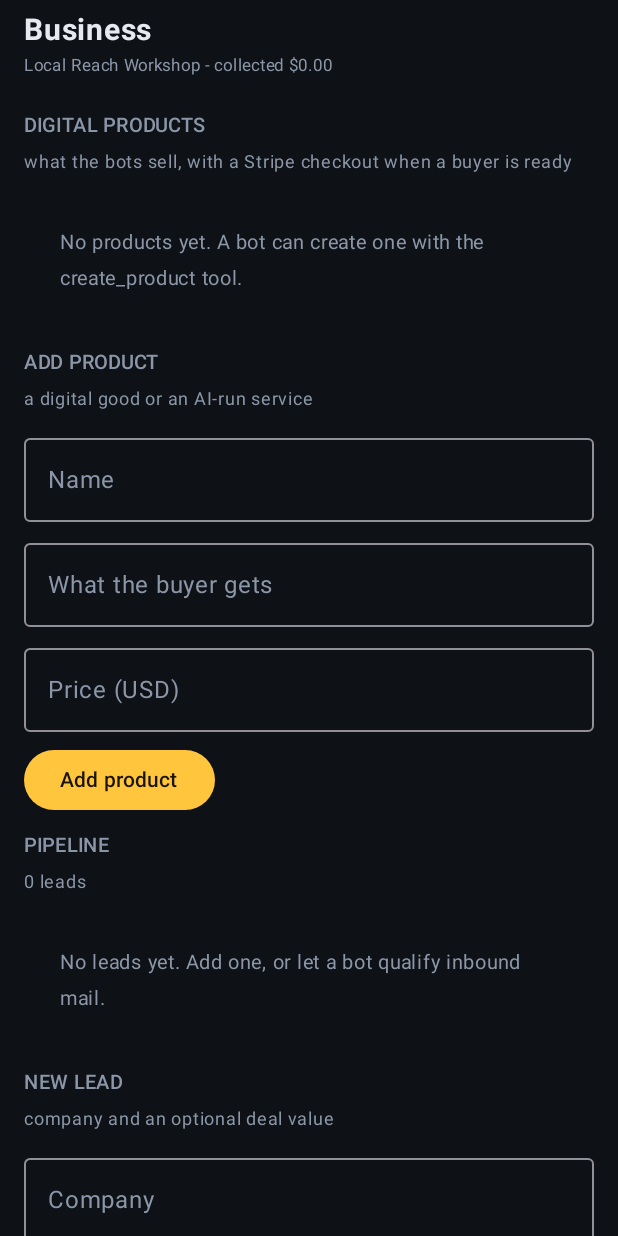
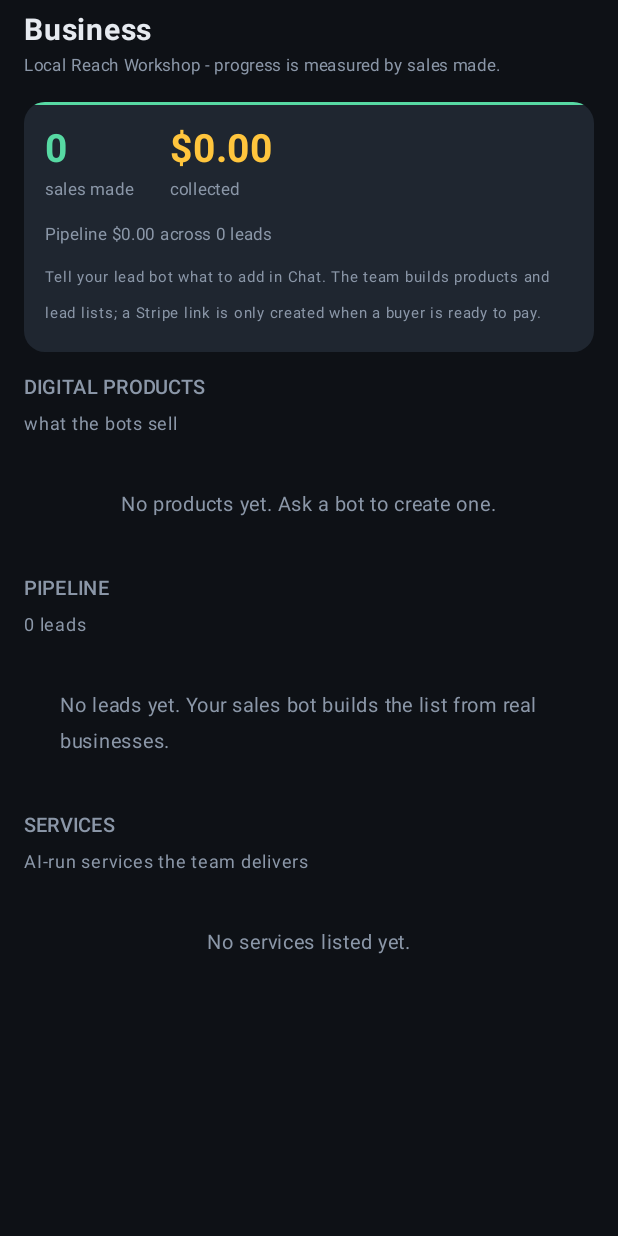
Before and after one commit to thatscorb98-create/hive-ai, an Android app built with Jetpack Compose: the composable SalesScreen shown on its own in the app's theme, on a phone screen of 412 x 824 dp. Run offline under Robolectric (Android 15) with nearby library versions, the phone set to English and light mode, and no system bars.

Commit message:
feat(business): read-only business view and a browsers tab
Remove the manual add forms so the bots own products and leads, show sales made, and list every bot's browser with a live indicator.

Generated with Codebuff
Co-Authored-By: Codebuff <noreply@codebuff.com>

```diff
--- a/app/src/main/java/com/hive/agents/ui/screens/SalesScreen.kt
+++ b/app/src/main/java/com/hive/agents/ui/screens/SalesScreen.kt
@@ -10,14 +10,9 @@ import androidx.compose.foundation.layout.height
 import androidx.compose.foundation.layout.padding
 import androidx.compose.foundation.lazy.LazyColumn
 import androidx.compose.foundation.lazy.items
-import androidx.compose.material3.Button
 import androidx.compose.material3.Text
 import androidx.compose.material3.TextButton
 import androidx.compose.runtime.Composable
-import androidx.compose.runtime.getValue
-import androidx.compose.runtime.mutableStateOf
-import androidx.compose.runtime.remember
-import androidx.compose.runtime.setValue
 import androidx.compose.ui.Modifier
 import androidx.compose.ui.text.font.FontWeight
 import androidx.compose.ui.unit.dp
@@ -27,50 +22,78 @@ import com.hive.agents.data.Prospect
 import com.hive.agents.data.ProspectStage
 import com.hive.agents.ui.EmptyState
 import com.hive.agents.ui.HiveCard
-import com.hive.agents.ui.LabeledField
 import com.hive.agents.ui.Pill
 import com.hive.agents.ui.SectionHeader
 import com.hive.agents.ui.theme.Amber
 import com.hive.agents.ui.theme.Good
 import com.hive.agents.ui.theme.TextDim
 
+/**
+ * What the company is selling and who is buying. Deliberately read-only: the bots add products
+ * and leads, and the human only nudges a lead forward or creates a payment link at the moment a
+ * buyer is ready.
+ */
 @Composable
 fun SalesScreen(
     state: HiveState,
-    onAddProspect: (String, String, String) -> Unit,
     onMove: (String, ProspectStage) -> Unit,
-    onPay: (String) -> Unit,
-    onAddService: (String, String) -> Unit,
-    onAddProduct: (String, String, String) -> Unit,
-    onCheckout: (String) -> Unit
+    onPay: (String) -> Unit
 ) {
-    var company by remember { mutableStateOf("") }
-    var email by remember { mutableStateOf("") }
-    var value by remember { mutableStateOf("") }
-    var serviceName by remember { mutableStateOf("") }
-    var servicePrice by remember { mutableStateOf("") }
-    var productName by remember { mutableStateOf("") }
-    var productPrice by remember { mutableStateOf("") }
-    var productPitch by remember { mutableStateOf("") }
-
-    val wonCents = state.prospects.filter { it.stage == ProspectStage.WON }.sumOf { it.valueCents }
+    val sales = state.salesMade
+    val collected = state.revenueCents
+    val pipelineCents = state.prospects
+        .filter { it.stage != ProspectStage.WON && it.stage != ProspectStage.LOST }
+        .sumOf { it.valueCents }
 
     LazyColumn(Modifier.fillMaxSize().padding(horizontal = 16.dp)) {
         item {
             Column(Modifier.padding(vertical = 8.dp)) {
                 Text("Business", fontSize = 20.sp, fontWeight = FontWeight.Bold)
                 Text(
-                    "${state.settings.businessName} - collected $${"%.2f".format(wonCents / 100.0)}",
+                    "${state.settings.businessName} - progress is measured by sales made.",
                     fontSize = 11.sp,
                     color = TextDim
                 )
             }
         }
 
-        item { SectionHeader("DIGITAL PRODUCTS", "what the bots sell, with a Stripe checkout when a buyer is ready") }
+        item {
+            HiveCard(accent = Good) {
+                Row(Modifier.fillMaxWidth(), horizontalArrangement = Arrangement.spacedBy(24.dp)) {
+                    Column {
+                        Text("$sales", fontSize = 26.sp, fontWeight = FontWeight.Bold, color = Good)
+                        Text("sales made", fontSize = 11.sp, color = TextDim)
+                    }
+                    Column {
+                        Text(
+                            "$${"%.2f".format(collected / 100.0)}",
+                            fontSize = 26.sp,
+                            fontWeight = FontWeight.Bold,
+                            color = Amber
+                        )
+                        Text("collected", fontSize = 11.sp, color = TextDim)
+                    }
+                }
+                Spacer(Modifier.height(6.dp))
+                Text(
+                    "Pipeline $${"%.2f".format(pipelineCents / 100.0)} across ${state.prospects.size} leads",
+                    fontSize = 11.sp,
+                    color = TextDim
+                )
+                Spacer(Modifier.height(4.dp))
+                Text(
+                    "Tell your lead bot what to add in Chat. The team builds products and lead lists; " +
+                        "a Stripe link is only created when a buyer is ready to pay.",
+                    fontSize = 10.sp,
+                    color = TextDim
+                )
+            }
+        }
+
+        item { SectionHeader("DIGITAL PRODUCTS", "what the bots sell") }
 
         if (state.products.isEmpty()) {
-            item { EmptyState("No products yet. A bot can create one with the create_product tool.") }
+            item { EmptyState("No products yet. Ask a bot to create one.") }
         }
 
         items(state.products) { product ->
@@ -86,31 +109,13 @@ fun SalesScreen(
                 if (product.checkoutUrl.isNotBlank()) {
                     Text(product.checkoutUrl, fontSize = 10.sp, color = TextDim)
                 }
-                Spacer(Modifier.height(6.dp))
-                TextButton(onClick = { onCheckout(product.id) }) {
-                    Text("Create checkout link", fontSize = 11.sp, color = Amber)
-                }
             }
-        }
-
-        item {
-            SectionHeader("ADD PRODUCT", "a digital good or an AI-run service")
-            LabeledField("Name", productName) { productName = it }
-            Spacer(Modifier.height(6.dp))
-            LabeledField("What the buyer gets", productPitch) { productPitch = it }
-            Spacer(Modifier.height(6.dp))
-            LabeledField("Price (USD)", productPrice) { productPrice = it }
-            Spacer(Modifier.height(8.dp))
-            Button(onClick = {
-                onAddProduct(productName, productPitch, productPrice)
-                productName = ""; productPitch = ""; productPrice = ""
-            }) { Text("Add product") }
         }
 
         item { SectionHeader("PIPELINE", "${state.prospects.size} leads") }
 
         if (state.prospects.isEmpty()) {
-            item { EmptyState("No leads yet. Add one, or let a bot qualify inbound mail.") }
+            item { EmptyState("No leads yet. Your sales bot builds the list from real businesses.") }
         }
 
         items(state.prospects) { prospect ->
@@ -119,14 +124,25 @@ fun SalesScreen(
                     Text(prospect.company, fontSize = 15.sp, fontWeight = FontWeight.SemiBold)
                     Pill(prospect.stage.name.lowercase(), stageColor(prospect))
                 }
-                if (prospect.email.isNotBlank()) {
-                    Text(prospect.email, fontSize = 11.sp, color = TextDim)
+                if (prospect.contactName.isNotBlank() || prospect.email.isNotBlank()) {
+                    Text(
+                        listOf(prospect.contactName, prospect.email).filter { it.isNotBlank() }.joinToString(" - "),
+                        fontSize = 11.sp,
+                        color = TextDim
+                    )
                 }
                 Text(
                     if (prospect.valueCents > 0) "$${"%.2f".format(prospect.valueCents / 100.0)}" else "no value set",
                     fontSize = 12.sp,
                     color = TextDim
                 )
+                if (prospect.notes.isNotBlank()) {
+                    Text(prospect.notes.take(160), fontSize = 11.sp, color = TextDim)
+                }
+                val owner = state.agent(prospect.ownerAgentId)?.name
+                if (owner != null) {
+                    Text("owner: $owner", fontSize = 10.sp, color = TextDim)
+                }
                 Spacer(Modifier.height(6.dp))
                 Row(horizontalArrangement = Arrangement.spacedBy(2.dp)) {
                     TextButton(onClick = { onMove(prospect.id, nextStage(prospect.stage)) }) {
@@ -140,23 +156,9 @@ fun SalesScreen(
         }
 
         item {
-            SectionHeader("NEW LEAD", "company and an optional deal value")
-            LabeledField("Company", company) { company = it }
-            Spacer(Modifier.height(6.dp))
-            LabeledField("Email", email) { email = it }
-            Spacer(Modifier.height(6.dp))
-            LabeledField("Deal value (USD)", value) { value = it }
-            Spacer(Modifier.height(8.dp))
-            Button(onClick = {
-                onAddProspect(company, email, value)
-                company = ""; email = ""; value = ""
-            }) { Text("Add lead") }
-        }
-
-        item {
-            SectionHeader("SERVICES", "what else the business sells")
+            SectionHeader("SERVICES", "AI-run services the team delivers")
             if (state.services.isEmpty()) {
-                EmptyState("No services listed.")
+                EmptyState("No services listed yet.")
             }
             state.services.forEach { service ->
                 HiveCard {
@@ -164,15 +166,7 @@ fun SalesScreen(
                     Text("$${"%.2f".format(service.priceCents / 100.0)}", fontSize = 11.sp, color = Good)
                 }
             }
-            Spacer(Modifier.height(6.dp))
-            LabeledField("Service name", serviceName) { serviceName = it }
-            Spacer(Modifier.height(6.dp))
-            LabeledField("Price (USD)", servicePrice) { servicePrice = it }
-            Spacer(Modifier.height(8.dp))
-            Button(onClick = {
-                onAddService(serviceName, servicePrice)
-                serviceName = ""; servicePrice = ""
-            }) { Text("Add service") }
+            Spacer(Modifier.height(24.dp))
         }
     }
 }
```
Also changed, not shown: app/src/main/java/com/hive/agents/ui/screens/BrowsersScreen.kt (+22 -9 lines).
